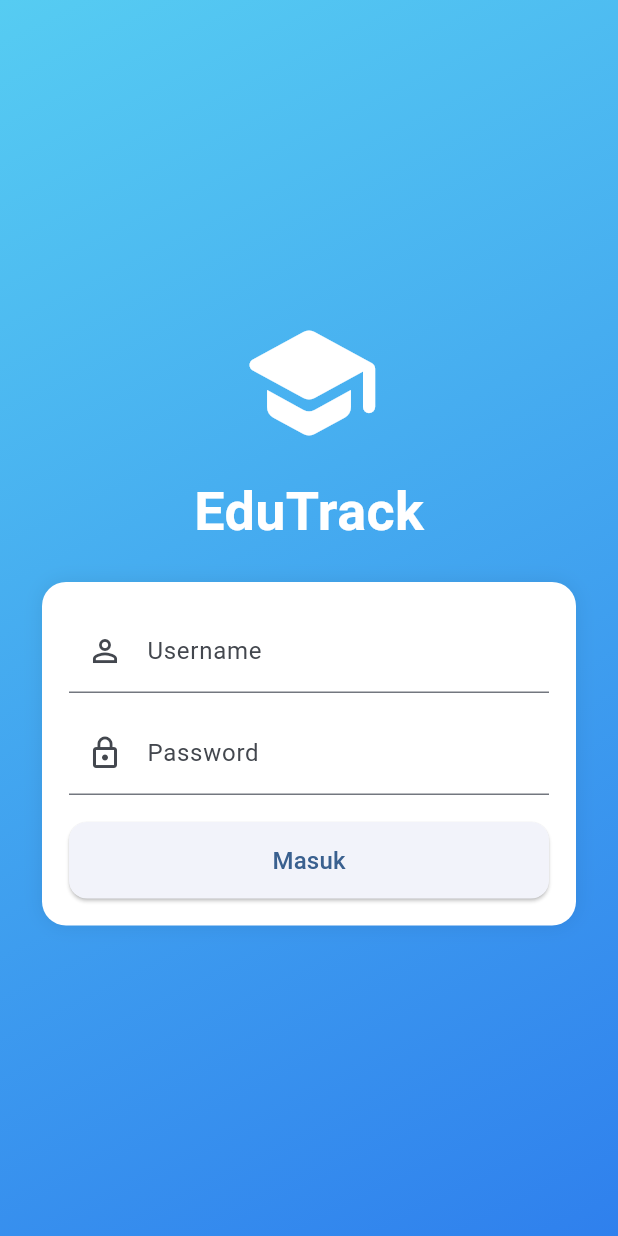
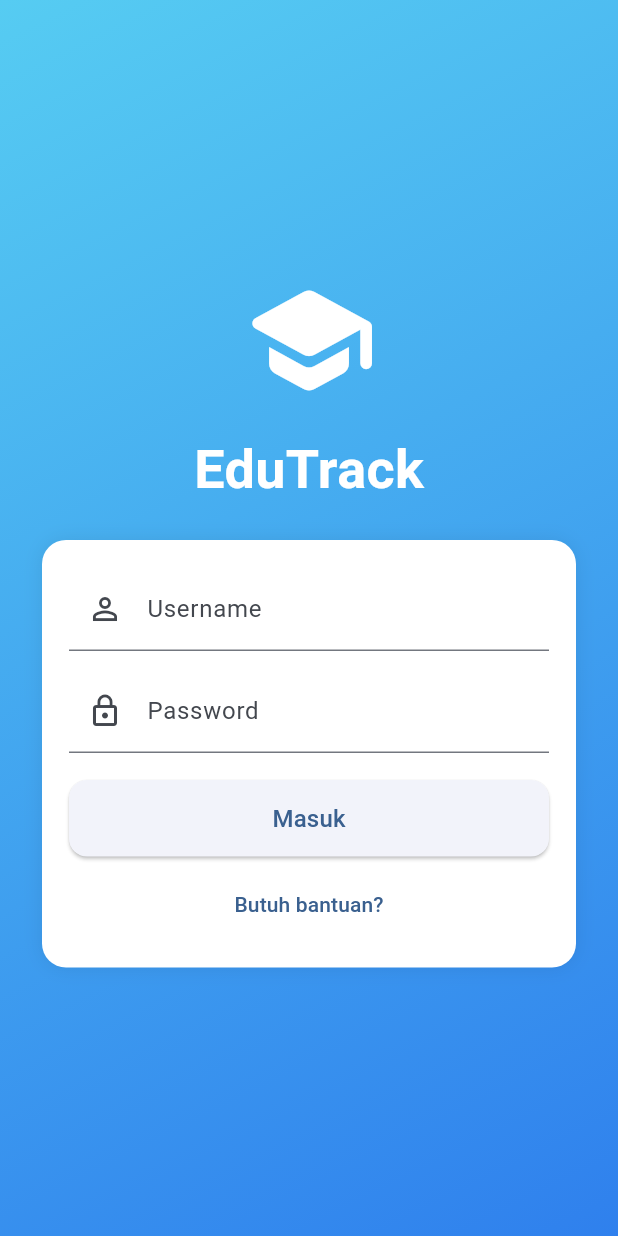
Before and after one commit to NandaaAyyy/SpyKidsApp, a Flutter app: the screen it shows after launch, on a phone screen of 412 x 824 dp. Run offline on Flutter 3.47's test engine with Material 3 defaults, Android fonts, the phone set to English and light mode, and no system bars.

Commit message:
push-3: modifikasi halaman login

```diff
--- a/lib/pages/login.dart
+++ b/lib/pages/login.dart
@@ -1,37 +1,48 @@
 import 'package:flutter/material.dart';
+import 'package:flutter/scheduler.dart';
+import 'package:flutter/widgets.dart';
 
 class LoginPage extends StatefulWidget {
   const LoginPage({super.key});
-
   @override
   State<LoginPage> createState() => _LoginPageState();
 }
-
-class _LoginPageState extends State<LoginPage> {
+class _LoginPageState extends State<LoginPage> with SingleTickerProviderStateMixin {
   final TextEditingController _u = TextEditingController();
   final TextEditingController _p = TextEditingController();
   bool _loading = false;
+  late AnimationController _anim;
+
+  @override
+  void initState() {
+    super.initState();
+    _anim = AnimationController(vsync: this, duration: const Duration(seconds: 2))..repeat(reverse: true);
+  }
+  @override
+  void dispose() {
+    _anim.dispose();
+    _u.dispose();
+    _p.dispose();
+    super.dispose();
+  }
 
   void _login() async {
     setState(() => _loading = true);
     await Future.delayed(const Duration(milliseconds: 800));
+    // contoh sederhana: username: ortu ; password: 1234
     if (_u.text.trim() == 'ortu' && _p.text.trim() == '1234') {
       if (!mounted) return;
       Navigator.pushReplacementNamed(context, '/home');
     } else {
       if (!mounted) return;
-      ScaffoldMessenger.of(context).showSnackBar(
-          const SnackBar(content: Text('Login gagal — coba: ortu / 1234')));
+      ScaffoldMessenger.of(context).showSnackBar(const SnackBar(content: Text('Login gagal — coba: ortu / 1234')));
     }
     setState(() => _loading = false);
   }
 
   @override
   Widget build(BuildContext context) {
-    final gradient = const LinearGradient(
-        colors: [Color(0xFF56CCF2), Color(0xFF2F80ED)],
-        begin: Alignment.topLeft,
-        end: Alignment.bottomRight);
+    final gradient = const LinearGradient(colors: [Color(0xFF56CCF2), Color(0xFF2F80ED)], begin: Alignment.topLeft, end: Alignment.bottomRight);
     return Scaffold(
       body: Container(
         decoration: BoxDecoration(gradient: gradient),
@@ -39,62 +50,44 @@ class _LoginPageState extends State<LoginPage> {
           child: SingleChildScrollView(
             padding: const EdgeInsets.all(28),
             child: Column(
+              mainAxisSize: MainAxisSize.min,
               children: [
-                const Icon(Icons.school_rounded,
-                    size: 96, color: Colors.white),
+                ScaleTransition(
+                  scale: Tween(begin: 0.95, end: 1.05).animate(CurvedAnimation(parent: _anim, curve: Curves.easeInOut)),
+                  child: const Icon(Icons.school_rounded, size: 96, color: Colors.white),
+                ),
                 const SizedBox(height: 12),
-                const Text('EduTrack',
-                    style: TextStyle(
-                        fontSize: 36,
-                        color: Colors.white,
-                        fontWeight: FontWeight.bold)),
+                const Text('EduTrack', style: TextStyle(fontSize: 36, color: Colors.white, fontWeight: FontWeight.bold)),
                 const SizedBox(height: 22),
                 Container(
                   padding: const EdgeInsets.all(18),
-                  decoration: BoxDecoration(
-                      color: Colors.white,
-                      borderRadius: BorderRadius.circular(16),
-                      boxShadow: [
-                        BoxShadow(
-                            color: Colors.black.withOpacity(0.08),
-                            blurRadius: 10)
-                      ]),
+                  decoration: BoxDecoration(color: Colors.white, borderRadius: BorderRadius.circular(16), boxShadow: [BoxShadow(color: Colors.black.withOpacity(0.08), blurRadius: 10)]),
                   child: Column(
                     children: [
                       TextField(
                         controller: _u,
-                        decoration: const InputDecoration(
-                            prefixIcon: Icon(Icons.person_outline),
-                            labelText: 'Username'),
+                        decoration: const InputDecoration(prefixIcon: Icon(Icons.person_outline), labelText: 'Username'),
                       ),
                       const SizedBox(height: 12),
                       TextField(
                         controller: _p,
                         obscureText: true,
-                        decoration: const InputDecoration(
-                            prefixIcon: Icon(Icons.lock_outline),
-                            labelText: 'Password'),
+                        decoration: const InputDecoration(prefixIcon: Icon(Icons.lock_outline), labelText: 'Password'),
                       ),
                       const SizedBox(height: 18),
                       SizedBox(
                         width: double.infinity,
                         child: ElevatedButton(
                           onPressed: _loading ? null : _login,
-                          style: ElevatedButton.styleFrom(
-                              padding:
-                                  const EdgeInsets.symmetric(vertical: 14),
-                              shape: RoundedRectangleBorder(
-                                  borderRadius: BorderRadius.circular(12))),
-                          child: _loading
-                              ? const SizedBox(
-                                  height: 18,
-                                  width: 18,
-                                  child: CircularProgressIndicator(
-                                      color: Colors.white, strokeWidth: 2))
-                              : const Text('Masuk',
-                                  style: TextStyle(fontSize: 16)),
+                          style: ElevatedButton.styleFrom(shape: RoundedRectangleBorder(borderRadius: BorderRadius.circular(12)), padding: const EdgeInsets.symmetric(vertical: 14)),
+                          child: _loading ? const SizedBox(height: 18, width: 18, child: CircularProgressIndicator(color: Colors.white, strokeWidth: 2)) : const Text('Masuk', style: TextStyle(fontSize: 16)),
                         ),
                       ),
+                      const SizedBox(height: 8),
+                      TextButton(
+                        onPressed: () => showDialog(context: context, builder: (_) => const AlertDialog(title: Text('Info'), content: Text('Gunakan username: ortu dan password: 1234 untuk demo'))),
+                        child: const Text('Butuh bantuan?'),
+                      )
                     ],
                   ),
                 ),
```
Also changed, not shown: lib/pages/history.dart (+31 -0 lines), lib/pages/map.dart (+15 -0 lines), lib/pages/profile.dart (+35 -0 lines).
